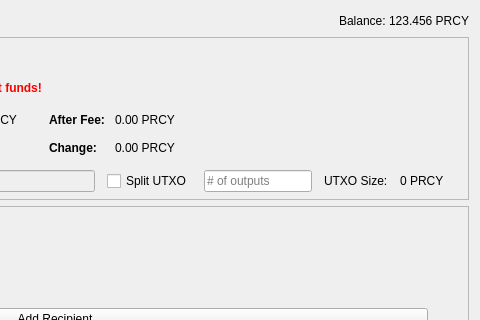
The window that src/qt/forms/sendcoinsdialog.ui (nashsclay/DAPSCoin) describes before a commit, drawn with Qt 5; both pictures show x 370 to 850 and y 0 to 320 of the 850 by 610 pixel window.
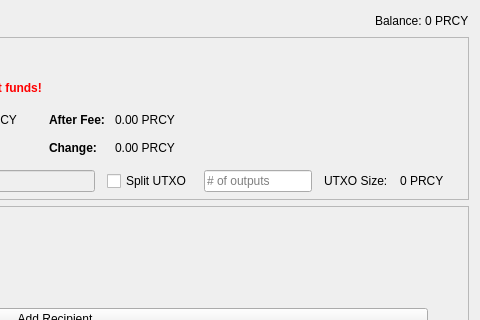
The same window after the commit. Icons and pictures are not drawn. Custom widgets are drawn as their Qt base class.

Commit message: [Qt] Fix dummy balance on Send tab

```diff
--- a/src/qt/forms/sendcoinsdialog.ui
+++ b/src/qt/forms/sendcoinsdialog.ui
@@ -56,7 +56,7 @@
           <cursorShape>IBeamCursor</cursorShape>
          </property>
          <property name="text">
-          <string notr="true">123.456 PRCY</string>
+          <string notr="true">0 PRCY</string>
          </property>
          <property name="textInteractionFlags">
           <set>Qt::LinksAccessibleByMouse|Qt::TextSelectableByKeyboard|Qt::TextSelectableByMouse</set>
```
